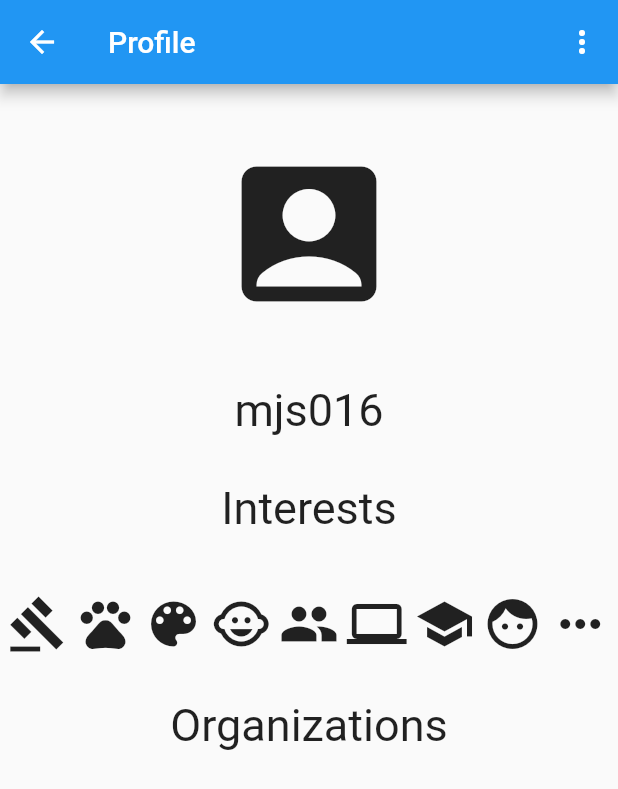
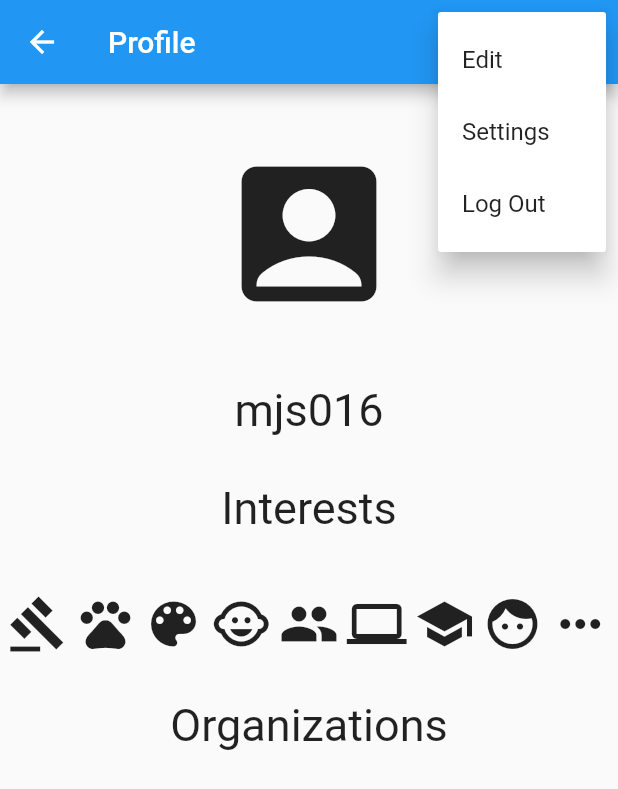
Before and after one commit to GoldenChair/DutchmenServe-App, a Flutter app: the ProfilePage screen opened by its route, after a tap on the "more vert" icon, on a phone screen of 412 x 824 dp. Shown: the top 789 px of the screen. Run offline on Flutter 3.47's test engine with Material 2 defaults, Android fonts, the phone set to English and light mode, and no system bars; our stand-ins replace auto_route, auto_size_text, flutter_speed_dial, table_calendar.

Commit message:
added buttons to Profile

```diff
--- /dev/null
+++ b/lib/Constants.dart
@@ -0,0 +1,7 @@
+class Constants {
+  static const String Edit = 'Edit';
+  static const String Settings = 'Settings';
+  static const String LogOut = 'Log Out';
+
+  static const List<String> choices = <String>[Edit, Settings, LogOut];
+}
--- a/lib/Presentation/ProfilePage.dart
+++ b/lib/Presentation/ProfilePage.dart
@@ -1,5 +1,7 @@
 import 'dart:ui';
 
+import 'package:dutchmenserve/Constants.dart';
+import 'package:dutchmenserve/Presentation/setUpProfile.dart';
 import 'package:flutter/material.dart';
 
 class ProfilePage extends StatefulWidget {
@@ -19,10 +21,17 @@ class ProfilePageState extends State<ProfilePage> {
           title: Text(
             'Profile',
           ),
-          actions: [
-            IconButton(
-              icon: Icon(Icons.more_vert),
-              onPressed: () {},
+          actions: <Widget>[
+            PopupMenuButton<String>(
+              onSelected: (choice) => choiceAction(choice, context),
+              itemBuilder: (BuildContext context) {
+                return Constants.choices.map((String choice) {
+                  return PopupMenuItem<String>(
+                    value: choice,
+                    child: Text(choice),
+                  );
+                }).toList();
+              },
             )
           ],
         ),
@@ -120,4 +129,15 @@ class ProfilePageState extends State<ProfilePage> {
           ],
         ));
   }
+
+  void choiceAction(String choice, BuildContext context) {
+    setState(() {
+      if (choice == Constants.LogOut) {
+        Navigator.push(
+          context,
+          MaterialPageRoute(builder: (context) => InitialLoginHome()),
+        );
+      }
+    });
+  }
 }
```
